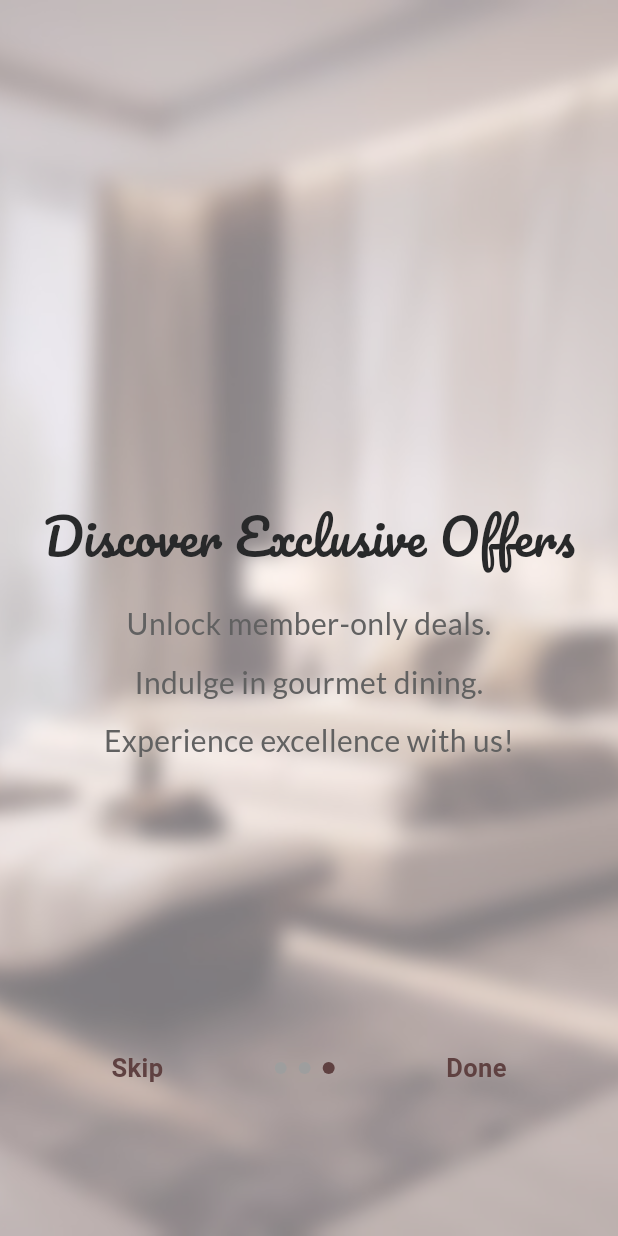
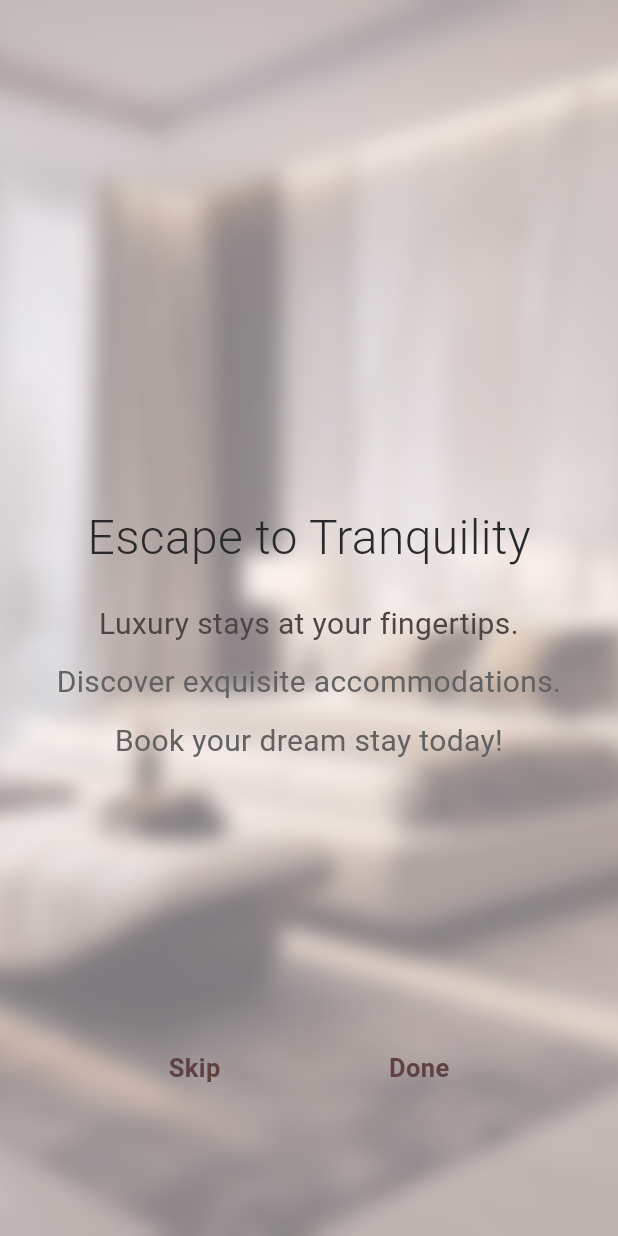
Before and after one commit to HEran-ite/flutter-2024-proj, a Flutter app: the screen it shows after launch, after a tap on "Skip", on a phone screen of 412 x 824 dp. Run offline on Flutter 3.47's test engine with Material 3 defaults, Android fonts, the phone set to English and light mode, and no system bars; drawn by our look-alikes of smooth_page_indicator.

Commit message:
update intropages

```diff
--- a/lib/presentation/screens/intro_pages/intro_page_1.dart
+++ b/lib/presentation/screens/intro_pages/intro_page_1.dart
@@ -1,6 +1,5 @@
-// import 'package:flutter/cupertino.dart';
 import 'package:flutter/material.dart';
-import 'package:google_fonts/google_fonts.dart';
+
 
 
 
@@ -34,7 +33,7 @@ class IntroPage1 extends StatelessWidget{
             SizedBox(width: 10,),
             Text(
               'Oasis',
-              style: GoogleFonts.oleoScriptSwashCaps(
+              style: TextStyle(
                 fontSize:65,
                 fontWeight:FontWeight.bold,
                 color: Color.fromARGB(255, 95, 65, 65),
@@ -53,7 +52,7 @@ class IntroPage1 extends StatelessWidget{
             ),
             Text(
               'Oasis',
-              style:GoogleFonts.oleoScriptSwashCaps(
+              style:TextStyle(
                 fontSize:36,
                 fontWeight:FontWeight.bold,
                 color:Color.fromARGB(255, 95, 65, 65)
--- a/lib/presentation/screens/intro_pages/intro_page_2.dart
+++ b/lib/presentation/screens/intro_pages/intro_page_2.dart
@@ -1,6 +1,6 @@
 // import 'package:flutter/cupertino.dart';
 import 'package:flutter/material.dart';
-import 'package:google_fonts/google_fonts.dart';
+
 
 
 class IntroPage2 extends StatelessWidget{
@@ -28,7 +28,7 @@ class IntroPage2 extends StatelessWidget{
             SizedBox(height:20),
              Text(
       'Escape to Tranquility',
-      style: GoogleFonts.pacifico(
+      style: TextStyle(
         fontSize: 32,
         fontWeight: FontWeight.w300,
         color: Color.fromARGB(255, 40, 41, 42),
@@ -37,7 +37,7 @@ class IntroPage2 extends StatelessWidget{
     SizedBox(height: 20),
     Text(
       'Luxury stays at your fingertips.',
-      style: GoogleFonts.lato(
+      style: TextStyle(
         fontSize: 20,
         fontWeight: FontWeight.normal,
         color: Color.fromARGB(255, 79, 68, 68),
@@ -47,7 +47,7 @@ class IntroPage2 extends StatelessWidget{
     SizedBox(height: 10),
     Text(
       'Discover exquisite accommodations.',
-      style: GoogleFonts.lato(
+      style: TextStyle(
         fontSize: 20,
         fontWeight: FontWeight.normal,
         color: Colors.grey[700],
@@ -57,7 +57,7 @@ class IntroPage2 extends StatelessWidget{
     SizedBox(height: 10),
     Text(
       'Book your dream stay today!',
-      style: GoogleFonts.lato(
+      style: TextStyle(
         fontSize: 20,
         fontWeight: FontWeight.normal,
         color: Colors.grey[700],
--- a/lib/presentation/screens/intro_pages/intro_page_3.dart
+++ b/lib/presentation/screens/intro_pages/intro_page_3.dart
@@ -1,6 +1,6 @@
 // import 'package:flutter/cupertino.dart';
 import 'package:flutter/material.dart';
-import 'package:google_fonts/google_fonts.dart';
+
 
 
 class IntroPage3 extends StatelessWidget{
@@ -26,9 +26,9 @@ class IntroPage3 extends StatelessWidget{
 
 
             SizedBox(height:20),
-            Text(
-      'Discover Exclusive Offers',
-      style: GoogleFonts.pacifico(
+             Text(
+      'Escape to Tranquility',
+      style: TextStyle(
         fontSize: 32,
         fontWeight: FontWeight.w300,
         color: Color.fromARGB(255, 40, 41, 42),
@@ -36,8 +36,18 @@ class IntroPage3 extends StatelessWidget{
     ),
     SizedBox(height: 20),
     Text(
-      'Unlock member-only deals.',
-      style: GoogleFonts.lato(
+      'Luxury stays at your fingertips.',
+      style: TextStyle(
+        fontSize: 20,
+        fontWeight: FontWeight.normal,
+        color: Color.fromARGB(255, 79, 68, 68),
+      ),
+      textAlign: TextAlign.center,
+    ),
+    SizedBox(height: 10),
+    Text(
+      'Discover exquisite accommodations.',
+      style: TextStyle(
         fontSize: 20,
         fontWeight: FontWeight.normal,
         color: Colors.grey[700],
@@ -46,24 +56,15 @@ class IntroPage3 extends StatelessWidget{
     ),
     SizedBox(height: 10),
     Text(
-      'Indulge in gourmet dining.',
-      style: GoogleFonts.lato(
+      'Book your dream stay today!',
+      style: TextStyle(
         fontSize: 20,
         fontWeight: FontWeight.normal,
         color: Colors.grey[700],
       ),
       textAlign: TextAlign.center,
     ),
-    SizedBox(height: 10),
-    Text(
-      'Experience excellence with us!',
-      style: GoogleFonts.lato(
-        fontSize: 20,
-        fontWeight: FontWeight.normal,
-        color: Colors.grey[700],
-      ),
-      textAlign: TextAlign.center,
-    ),
+
           ],
           ),)
     );
--- a/lib/presentation/screens/onboarding_screen.dart
+++ b/lib/presentation/screens/onboarding_screen.dart
@@ -2,10 +2,10 @@ import 'package:flutter/cupertino.dart';
 import 'package:flutter/material.dart';
 import 'package:flutter/rendering.dart';
 import 'package:flutter/widgets.dart';
-import 'intro_pages/intro_page_1.dart';
-import 'intro_pages/intro_page_2.dart';
-import 'intro_pages/intro_page_3.dart';
-import 'package:smooth_page_indicator/smooth_page_indicator.dart';
+import 'package:hotel_booking/presentation/screens/intro_pages/intro_page_1.dart';
+import 'package:hotel_booking/presentation/screens/intro_pages/intro_page_2.dart';
+import 'package:hotel_booking/presentation/screens/intro_pages/intro_page_3.dart';
+
 
 class onBoardingScreen extends StatefulWidget{
   const onBoardingScreen ({Key? key}): super(key:key);
@@ -55,14 +55,7 @@ class _OnBoardingScreenState extends State<onBoardingScreen>{
               child: Text('Skip',style: TextStyle(color:Color.fromARGB(255, 95, 65, 65),fontWeight: FontWeight.bold ,fontSize:17))),
 
            // dot indicator
-            SmoothPageIndicator(controller:_controller, count: 3,
-            effect: SlideEffect(
-                activeDotColor: Color.fromARGB(255, 95, 65, 65), // Change the color here
-                dotColor: Colors.grey,
-                dotHeight: 8,
-                dotWidth: 8,
-              ),
-            ),
+
 
 
 
```
Also changed, not shown: pubspec.lock, 1 other file.
